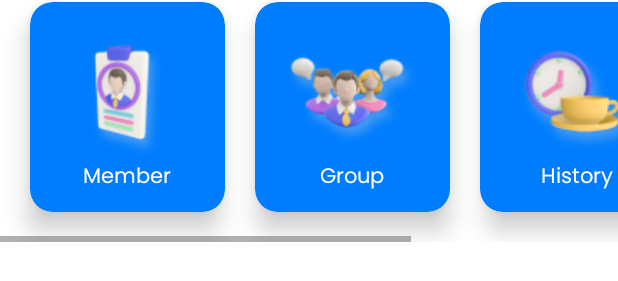
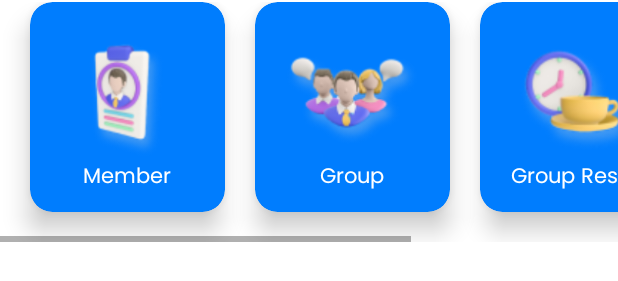
Before and after one commit to ukiprastowo17/ProjectGroupMakerBinar, an Android app: the layout activity_home.xml on its own in the app's theme, with its tools: preview values and no code run, on a phone screen of 412 x 824 dp. Shown: the part 912-1193 px from the top of the screen. Run offline under Robolectric (Android 15) with nearby library versions, the phone set to English and light mode, and no system bars.

Commit message:
Edit Templating activity home xml

```diff
--- a/app/src/main/java/com/binar/projectgroupmakerbinar/home/HomeActivity.kt
+++ b/app/src/main/java/com/binar/projectgroupmakerbinar/home/HomeActivity.kt
@@ -36,7 +36,7 @@ class HomeActivity : AppCompatActivity() {
             cvHistory.setOnClickListener {
                 /*val intent = Intent(this@HomeActivity, HistoryActivity::class.java)
                 startActivity(intent)*/
-                Toast.makeText(this@HomeActivity, "Go To History Activity", Toast.LENGTH_SHORT)
+                Toast.makeText(this@HomeActivity, "Go To Group Result Activity", Toast.LENGTH_SHORT)
                     .show()
             }
             cvAbout.setOnClickListener {
--- a/app/src/main/res/layout/activity_home.xml
+++ b/app/src/main/res/layout/activity_home.xml
@@ -16,95 +16,71 @@
 
     <TextView
         android:id="@+id/tv_group"
+        style="@style/TextTitleHome.Bold"
         android:layout_width="wrap_content"
         android:layout_height="wrap_content"
-        android:layout_marginStart="20dp"
-        android:layout_marginTop="120dp"
-        android:fontFamily="@font/poppins_bold"
         android:text="@string/text_group"
-        android:textColor="@color/white"
-        android:textSize="40sp"
         app:layout_constraintStart_toStartOf="@id/guideline"
         app:layout_constraintTop_toTopOf="parent" />
 
     <TextView
         android:id="@+id/tv_maker"
+        style="@style/TextTitleHome.Light"
         android:layout_width="wrap_content"
         android:layout_height="wrap_content"
-        android:layout_marginTop="-25dp"
-        android:fontFamily="@font/poppins_light"
-        android:letterSpacing="0.2"
         android:text="@string/text_maker"
-        android:textColor="@color/white"
-        android:textSize="42sp"
         app:layout_constraintStart_toStartOf="@id/tv_group"
         app:layout_constraintTop_toBottomOf="@id/tv_group" />
 
     <TextView
+        style="@style/TextList"
         android:layout_width="wrap_content"
         android:layout_height="wrap_content"
         android:layout_marginTop="20dp"
-        android:drawablePadding="5dp"
-        android:fontFamily="@font/poppins_regular"
         android:text="@string/text_active_list_members"
-        android:textColor="@color/white"
-        android:textSize="12sp"
         app:drawableStartCompat="@drawable/ic_check_home"
         app:layout_constraintStart_toStartOf="@id/tv_maker"
         app:layout_constraintTop_toBottomOf="@id/tv_maker" />
 
     <TextView
+        style="@style/TextList"
         android:layout_width="wrap_content"
         android:layout_height="wrap_content"
         android:layout_marginTop="45dp"
-        android:drawablePadding="5dp"
-        android:fontFamily="@font/poppins_regular"
         android:text="@string/text_tournament_member"
-        android:textColor="@color/white"
-        android:textSize="12sp"
         app:drawableStartCompat="@drawable/ic_check_home"
         app:layout_constraintStart_toStartOf="@id/tv_maker"
         app:layout_constraintTop_toBottomOf="@id/tv_maker" />
 
     <TextView
+        style="@style/TextList"
         android:layout_width="wrap_content"
         android:layout_height="wrap_content"
         android:layout_marginTop="70dp"
-        android:drawablePadding="5dp"
-        android:fontFamily="@font/poppins_regular"
         android:text="@string/text_two_members"
-        android:textColor="@color/white"
-        android:textSize="12sp"
         app:drawableStartCompat="@drawable/ic_check_home"
         app:layout_constraintStart_toStartOf="@id/tv_maker"
         app:layout_constraintTop_toBottomOf="@id/tv_maker" />
 
     <TextView
+        style="@style/TextList"
         android:layout_width="wrap_content"
         android:layout_height="wrap_content"
         android:layout_marginTop="95dp"
-        android:drawablePadding="5dp"
-        android:fontFamily="@font/poppins_regular"
         android:text="@string/text_group_generator"
-        android:textColor="@color/white"
-        android:textSize="12sp"
         app:drawableStartCompat="@drawable/ic_check_home"
         app:layout_constraintStart_toStartOf="@id/tv_maker"
         app:layout_constraintTop_toBottomOf="@id/tv_maker" />
 
     <TextView
+        style="@style/TextList"
         android:layout_width="wrap_content"
         android:layout_height="wrap_content"
         android:layout_marginTop="120dp"
-        android:drawablePadding="5dp"
-        android:fontFamily="@font/poppins_regular"
         android:text="@string/text_members_management"
-        android:textColor="@color/white"
-        android:textSize="12sp"
         app:drawableStartCompat="@drawable/ic_check_home"
         app:layout_constraintStart_toStartOf="@id/tv_maker"
         app:layout_constraintTop_toBottomOf="@id/tv_maker" />
-
 
     <androidx.constraintlayout.widget.ConstraintLayout
         android:id="@+id/cl_white_space"
@@ -218,7 +194,7 @@
                             android:layout_width="wrap_content"
                             android:layout_height="wrap_content"
                             android:fontFamily="@font/poppins_regular"
-                            android:text="@string/text_history"
+                            android:text="@string/text_group_result"
                             android:textColor="@color/white"
                             android:textSize="14sp" />
 
@@ -258,7 +234,6 @@
                     </LinearLayout>
                 </androidx.cardview.widget.CardView>
 
-
             </LinearLayout>
 
         </HorizontalScrollView>
--- a/app/src/main/res/values/strings.xml
+++ b/app/src/main/res/values/strings.xml
@@ -10,4 +10,5 @@
     <string name="text_member">Member</string>
     <string name="text_history">History</string>
     <string name="text_about">About</string>
+    <string name="text_group_result">Group Result</string>
 </resources>
--- a/app/src/main/res/values/themes.xml
+++ b/app/src/main/res/values/themes.xml
@@ -13,4 +13,32 @@
         <item name="android:statusBarColor" tools:targetApi="l">?attr/colorPrimaryVariant</item>
         <!-- Customize your theme here. -->
     </style>
+
+    <!-- Custom Template -->
+    <!-- Title Logo Home Layer 1 (Bold) -->
+    <style name="TextTitleHome.Bold" parent="Theme.ProjectGroupMakerBinar">
+        <item name="android:layout_marginStart">20dp</item>
+        <item name="android:layout_marginTop">120dp</item>
+        <item name="android:fontFamily">@font/poppins_bold</item>
+        <item name="android:textColor">@color/white</item>
+        <item name="android:textSize">40sp</item>
+    </style>
+
+    <!-- Title Logo Home Layer 2 (Light) -->
+    <style name="TextTitleHome.Light" parent="Theme.ProjectGroupMakerBinar">
+        <item name="android:layout_marginTop">-25dp</item>
+        <item name="android:fontFamily">@font/poppins_light</item>
+        <item name="android:letterSpacing">0.2</item>
+        <item name="android:textColor">@color/white</item>
+        <item name="android:textSize">42sp</item>
+    </style>
+
+    <!-- List Text -->
+    <style name="TextList" parent="Theme.ProjectGroupMakerBinar">
+        <item name="android:drawablePadding">5dp</item>
+        <item name="android:fontFamily">@font/poppins_regular</item>
+        <item name="android:textColor">@color/white</item>
+        <item name="android:textSize">12sp</item>
+    </style>
+
 </resources>
```
